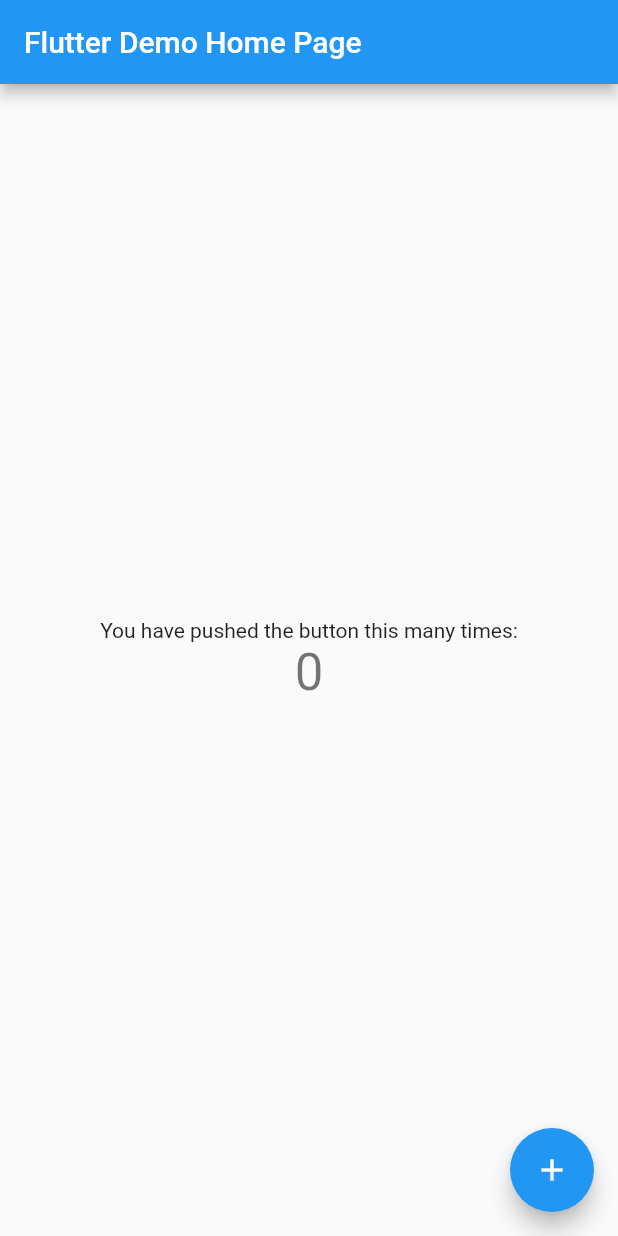
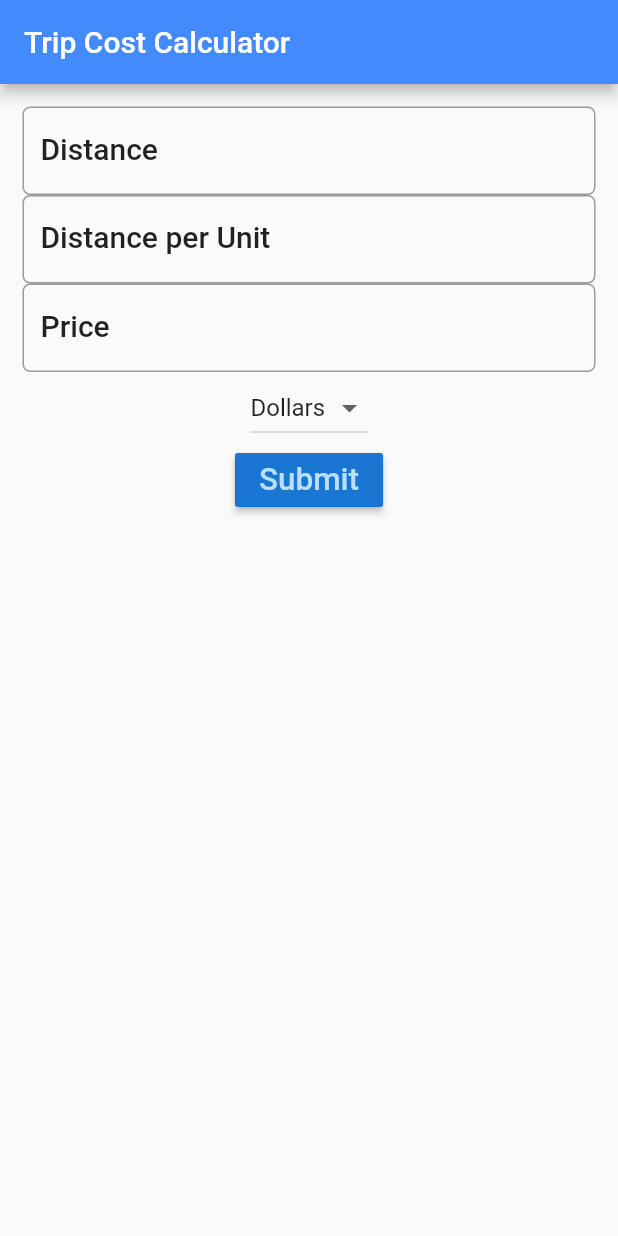
Before and after one commit to pre22/Fuel-Calculator, a Flutter app: the screen it shows after launch, on a phone screen of 412 x 824 dp. Run offline on Flutter 3.47's test engine with Material 2 defaults, Android fonts, the phone set to English and light mode, and no system bars.

Commit message:
chore: app 70percent done

```diff
--- a/lib/main.dart
+++ b/lib/main.dart
@@ -9,109 +9,122 @@ class MyApp extends StatelessWidget {
   @override
   Widget build(BuildContext context) {
     return MaterialApp(
-      title: 'Flutter Demo',
-      theme: ThemeData(
-        // This is the theme of your application.
-        //
-        // Try running your application with "flutter run". You'll see the
-        // application has a blue toolbar. Then, without quitting the app, try
-        // changing the primarySwatch below to Colors.green and then invoke
-        // "hot reload" (press "r" in the console where you ran "flutter run",
-        // or simply save your changes to "hot reload" in a Flutter IDE).
-        // Notice that the counter didn't reset back to zero; the application
-        // is not restarted.
-        primarySwatch: Colors.blue,
-        // This makes the visual density adapt to the platform that you run
-        // the app on. For desktop platforms, the controls will be smaller and
-        // closer together (more dense) than on mobile platforms.
-        visualDensity: VisualDensity.adaptivePlatformDensity,
-      ),
-      home: MyHomePage(title: 'Flutter Demo Home Page'),
-    );
+        title: 'Trip Cost Calculator',
+        theme: ThemeData(
+          primarySwatch: Colors.blue,
+          visualDensity: VisualDensity.adaptivePlatformDensity,
+        ),
+        home: new FuelForm());
   }
 }
 
-class MyHomePage extends StatefulWidget {
-  MyHomePage({Key key, this.title}) : super(key: key);
+class FuelForm extends StatefulWidget {
+  @override
+  State<StatefulWidget> createState() => _FuelFormState();
+}
 
-  // This widget is the home page of your application. It is stateful, meaning
-  // that it has a State object (defined below) that contains fields that affect
-  // how it looks.
-
-  // This class is the configuration for the state. It holds the values (in this
-  // case the title) provided by the parent (in this case the App widget) and
-  // used by the build method of the State. Fields in a Widget subclass are
-  // always marked "final".
-
-  final String title;
+class _FuelFormState extends State<FuelForm> {
+  String result = '';
+  final _currencies = ['Dollars', 'Euro', 'Pounds'];
+  String _currency = 'Dollars';
+  TextEditingController distanceController = TextEditingController();
+  TextEditingController avgController = TextEditingController();
+  TextEditingController priceController = TextEditingController();
 
   @override
-  _MyHomePageState createState() => _MyHomePageState();
-}
+  Widget build(BuildContext context) {
+    TextStyle textStyle = Theme.of(context).textTheme.title;
+    return Scaffold(
+      appBar: AppBar(
+        title: Text("Trip Cost Calculator"),
+        backgroundColor: Colors.blueAccent,
+      ),
+      body: Container(
+          padding: EdgeInsets.all(15.0),
+          child: Column(
+            children: <Widget>[
+              TextField(
+                controller: avgController,
+                decoration: InputDecoration(
+                    labelText: 'Distance',
+                    hintText: 'e.g. 1234',
+                    labelStyle: textStyle,
+                    border: OutlineInputBorder(
+                        borderRadius: BorderRadius.circular(5.0))),
+                keyboardType: TextInputType.number,
+              ),
 
-class _MyHomePageState extends State<MyHomePage> {
-  int _counter = 0;
+              // TextField 2
+              TextField(
+                controller: priceController,
+                decoration: InputDecoration(
+                    labelText: 'Distance per Unit',
+                    hintText: 'e.g. 17',
+                    labelStyle: textStyle,
+                    border: OutlineInputBorder(
+                        borderRadius: BorderRadius.circular(5.0))),
+                keyboardType: TextInputType.number,
+              ),
 
-  void _incrementCounter() {
+              // TextField 3
+              TextField(
+                controller: distanceController,
+                decoration: InputDecoration(
+                    labelText: 'Price',
+                    hintText: 'e.g. 1.65',
+                    labelStyle: textStyle,
+                    border: OutlineInputBorder(
+                        borderRadius: BorderRadius.circular(5.0))),
+                keyboardType: TextInputType.number,
+              ),
+
+              DropdownButton(
+                items: _currencies.map(
+                  (String value) {
+                    return DropdownMenuItem<String>(
+                      value: value,
+                      child: Text(value),
+                    );
+                  },
+                ).toList(),
+                value: _currency,
+                onChanged: (String value) {
+                  _onDropdownChanged(value);
+                },
+              ),
+              RaisedButton(
+                  color: Theme.of(context).primaryColorDark,
+                  textColor: Theme.of(context).primaryColorLight,
+                  onPressed: () {
+                    setState(() {
+                      result = _calculator();
+                    });
+                  },
+                  child: Text(
+                    'Submit',
+                    textScaleFactor: 1.5,
+                  )),
+              Text(result),
+            ],
+          )),
+    );
+  }
+
+  void _onDropdownChanged(String value) {
     setState(() {
-      // This call to setState tells the Flutter framework that something has
-      // changed in this State, which causes it to rerun the build method below
-      // so that the display can reflect the updated values. If we changed
-      // _counter without calling setState(), then the build method would not be
-      // called again, and so nothing would appear to happen.
-      _counter++;
+      this._currency = value;
     });
   }
 
-  @override
-  Widget build(BuildContext context) {
-    // This method is rerun every time setState is called, for instance as done
-    // by the _incrementCounter method above.
-    //
-    // The Flutter framework has been optimized to make rerunning build methods
-    // fast, so that you can just rebuild anything that needs updating rather
-    // than having to individually change instances of widgets.
-    return Scaffold(
-      appBar: AppBar(
-        // Here we take the value from the MyHomePage object that was created by
-        // the App.build method, and use it to set our appbar title.
-        title: Text(widget.title),
-      ),
-      body: Center(
-        // Center is a layout widget. It takes a single child and positions it
-        // in the middle of the parent.
-        child: Column(
-          // Column is also a layout widget. It takes a list of children and
-          // arranges them vertically. By default, it sizes itself to fit its
-          // children horizontally, and tries to be as tall as its parent.
-          //
-          // Invoke "debug painting" (press "p" in the console, choose the
-          // "Toggle Debug Paint" action from the Flutter Inspector in Android
-          // Studio, or the "Toggle Debug Paint" command in Visual Studio Code)
-          // to see the wireframe for each widget.
-          //
-          // Column has various properties to control how it sizes itself and
-          // how it positions its children. Here we use mainAxisAlignment to
-          // center the children vertically; the main axis here is the vertical
-          // axis because Columns are vertical (the cross axis would be
-          // horizontal).
-          mainAxisAlignment: MainAxisAlignment.center,
-          children: <Widget>[
-            Text(
-              'You have pushed the button this many times:',
-            ),
-            Text(
-              '$_counter',
-              style: Theme.of(context).textTheme.headline4,
-            ),
-          ],
-        ),
-      ),
-      floatingActionButton: FloatingActionButton(
-        onPressed: _incrementCounter,
-        tooltip: 'Increment',
-        child: Icon(Icons.add),
-      ), // This trailing comma makes auto-formatting nicer for build methods.
-    );
+  String _calculate() {
+    double _distance = double.parse(distanceController.text);
+    double _fuelCost = double.parse(priceController.text);
+    double _consumption = double.parse(avgController.text);
+    double _totalCost = _distance / _consumption * _fuelCost;
+    String _result = 'The total cost of your trip is ' +
+        _totalCost.toStringAsFixed(2) +
+        ' ' +
+        _currency;
+    return _result;
   }
 }
```
Also changed, not shown: 1 other file.
